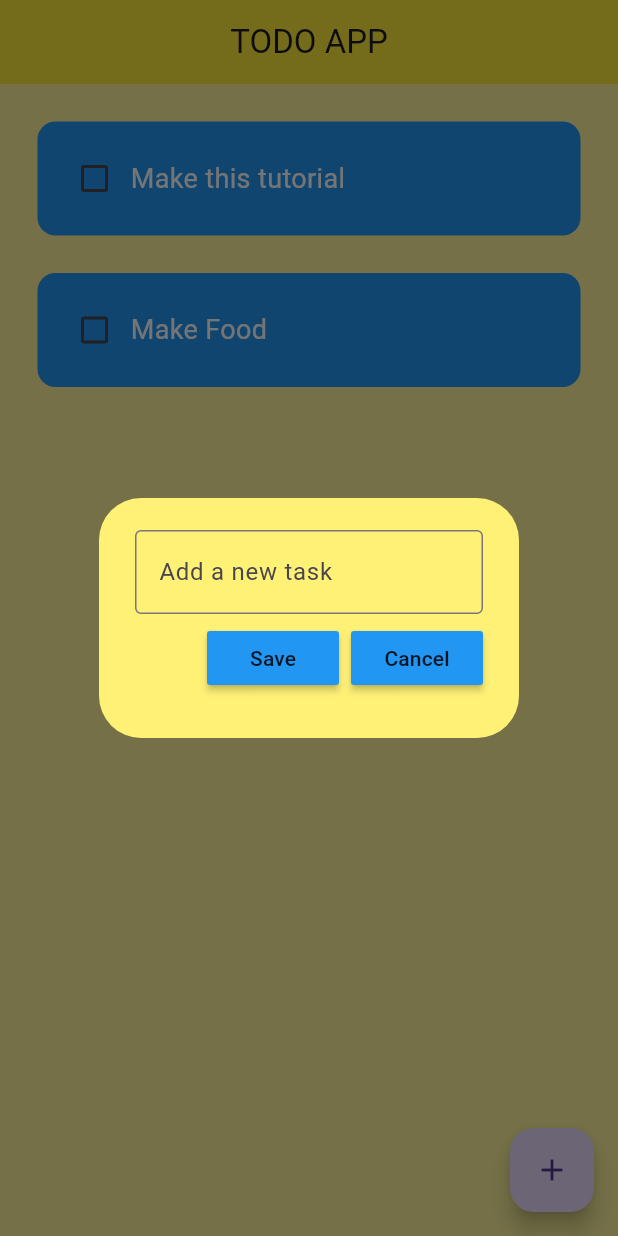
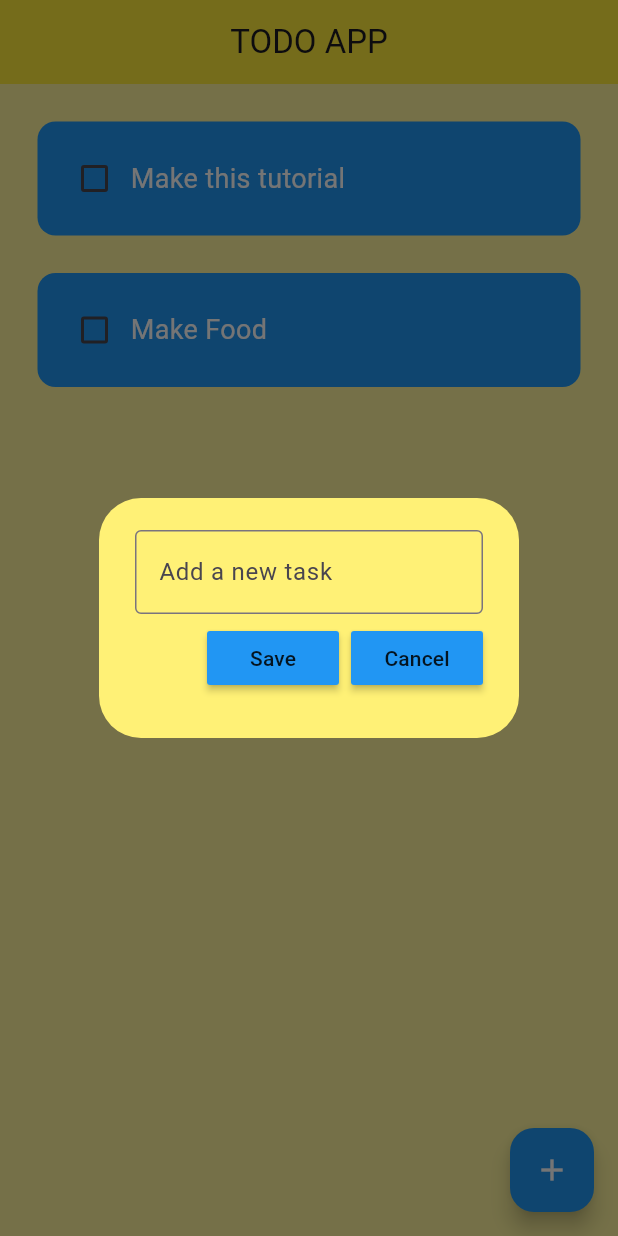
Before and after one commit to Salar977/todo_app, a Flutter app: the screen it shows after launch, after a tap on the "add" icon, on a phone screen of 412 x 824 dp. Run offline on Flutter 3.47's test engine with Material 3 defaults, Android fonts, the phone set to English and light mode, and no system bars; drawn by our look-alikes of flutter_slidable; our stand-ins replace hive_flutter; accounts and stored records are empty.

Commit message:
Changed color UI of create new task button

```diff
--- a/lib/pages/home_page.dart
+++ b/lib/pages/home_page.dart
@@ -83,7 +83,8 @@ class _HomePageState extends State<HomePage> {
       ),
       floatingActionButton: FloatingActionButton(
         onPressed: createNewTask,
-        child: Icon(Icons.add),
+        backgroundColor: Colors.blue,
+        child: const Icon(Icons.add, color: Colors.white,),
       ),
       body: ListView.builder(
         itemCount: db.todoList.length,
```
